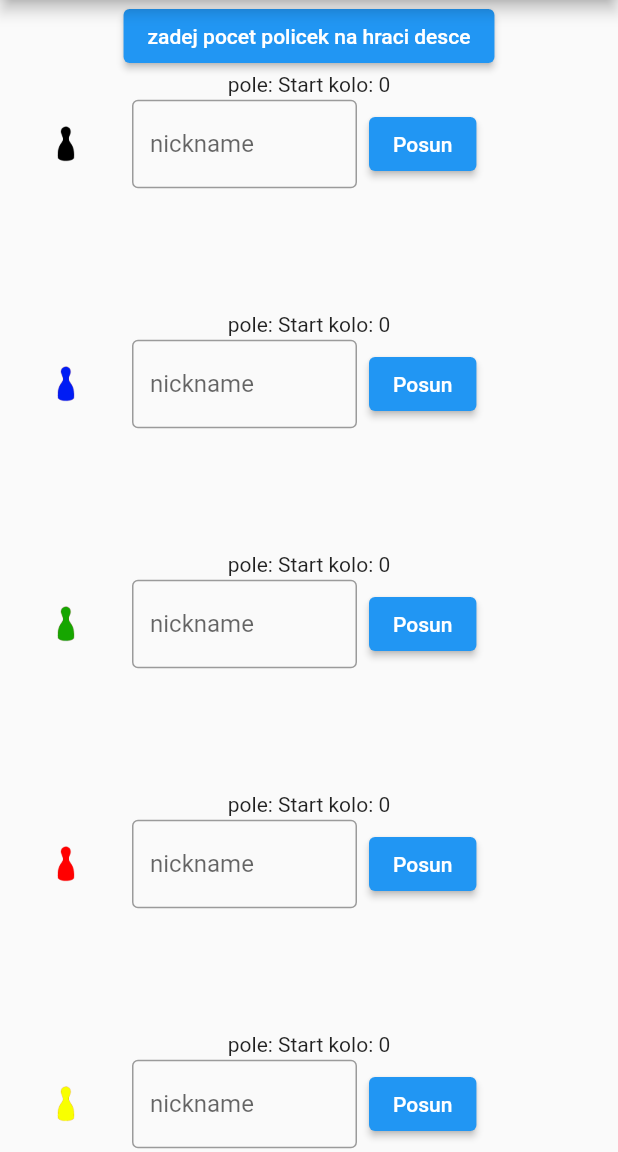
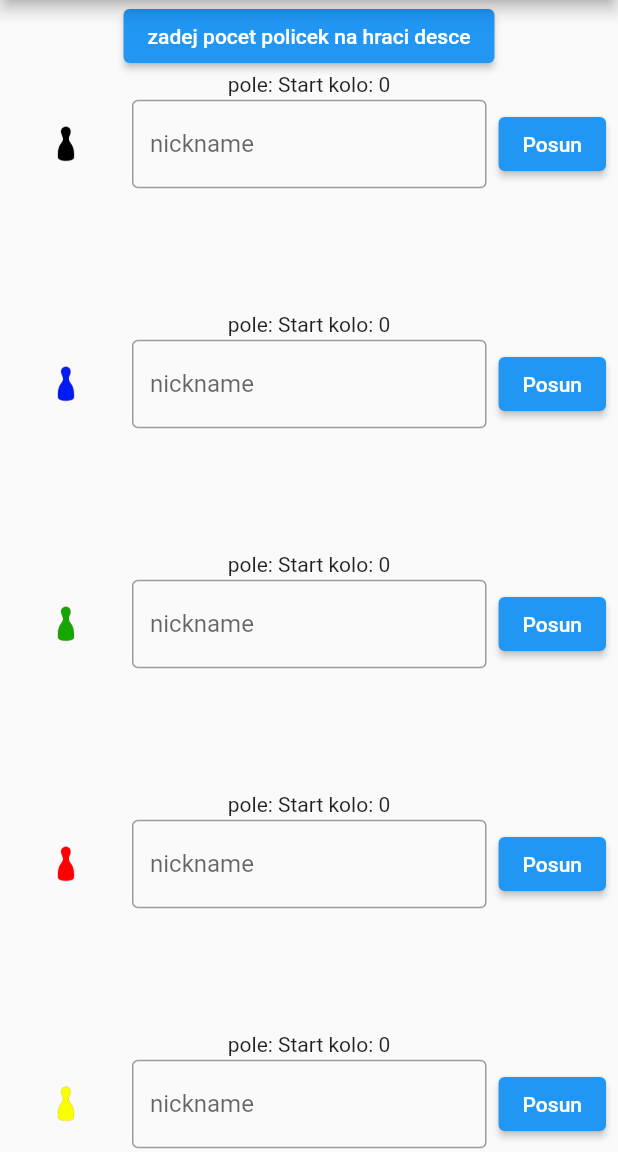
Before and after one commit to Waratax/project, a Flutter app: the LiarsDiceScr screen opened by its route, on a phone screen of 412 x 824 dp, the part 84-1236 px from its top. Run offline on Flutter 3.47's test engine with Material 2 defaults, Android fonts, the light colour scheme and no system bars; missing offline and left inert: flutter_picker.

Commit message:
resize by screensize

```diff
--- a/lib/screens/games/LiarsDice.dart
+++ b/lib/screens/games/LiarsDice.dart
@@ -85,11 +85,13 @@ class _LiarsDiceScr extends State<LiarsDiceScr> {
                     width: 25,
                   ),
                 )),
-                Container(
+                Expanded(
+                  child: Container(
                     child: TextFormField(
                         decoration: const InputDecoration(
-                          border: OutlineInputBorder(), hintText: 'nickname')),
-                  width: 150,
+                            border: OutlineInputBorder(),
+                            hintText: 'nickname')),
+                  ),
                 ),
                 Container(
                   child: ElevatedButton(
@@ -120,12 +122,13 @@ class _LiarsDiceScr extends State<LiarsDiceScr> {
                     ),
                   ),
                 ),
-                Container(
+                Expanded(
+                  child: Container(
                     child: TextFormField(
                         decoration: const InputDecoration(
-                        border: OutlineInputBorder(), hintText: 'nickname'),
+                            border: OutlineInputBorder(),
+                            hintText: 'nickname')),
                   ),
-                  width: 150,
                 ),
                 Container(
                   child: ElevatedButton(
@@ -155,12 +158,13 @@ class _LiarsDiceScr extends State<LiarsDiceScr> {
                     width: 25,
                   ),
                 )),
-                Container(
+                Expanded(
+                  child: Container(
                     child: TextFormField(
                         decoration: const InputDecoration(
-                        border: OutlineInputBorder(), hintText: 'nickname'),
+                            border: OutlineInputBorder(),
+                            hintText: 'nickname')),
                   ),
-                  width: 150,
                 ),
                 Container(
                   child: ElevatedButton(
@@ -190,12 +194,13 @@ class _LiarsDiceScr extends State<LiarsDiceScr> {
                     width: 25,
                   ),
                 )),
-                Container(
+                Expanded(
+                  child: Container(
                     child: TextFormField(
                         decoration: const InputDecoration(
-                        border: OutlineInputBorder(), hintText: 'nickname'),
+                            border: OutlineInputBorder(),
+                            hintText: 'nickname')),
                   ),
-                  width: 150,
                 ),
                 Container(
                   child: ElevatedButton(
@@ -225,12 +230,13 @@ class _LiarsDiceScr extends State<LiarsDiceScr> {
                     width: 25,
                   ),
                 )),
-                Container(
+                Expanded(
+                  child: Container(
                     child: TextFormField(
                         decoration: const InputDecoration(
-                        border: OutlineInputBorder(), hintText: 'nickname'),
+                            border: OutlineInputBorder(),
+                            hintText: 'nickname')),
                   ),
-                  width: 150,
                 ),
                 Container(
                   child: ElevatedButton(
```
Lines whose indentation alone changed are shown as unchanged.
